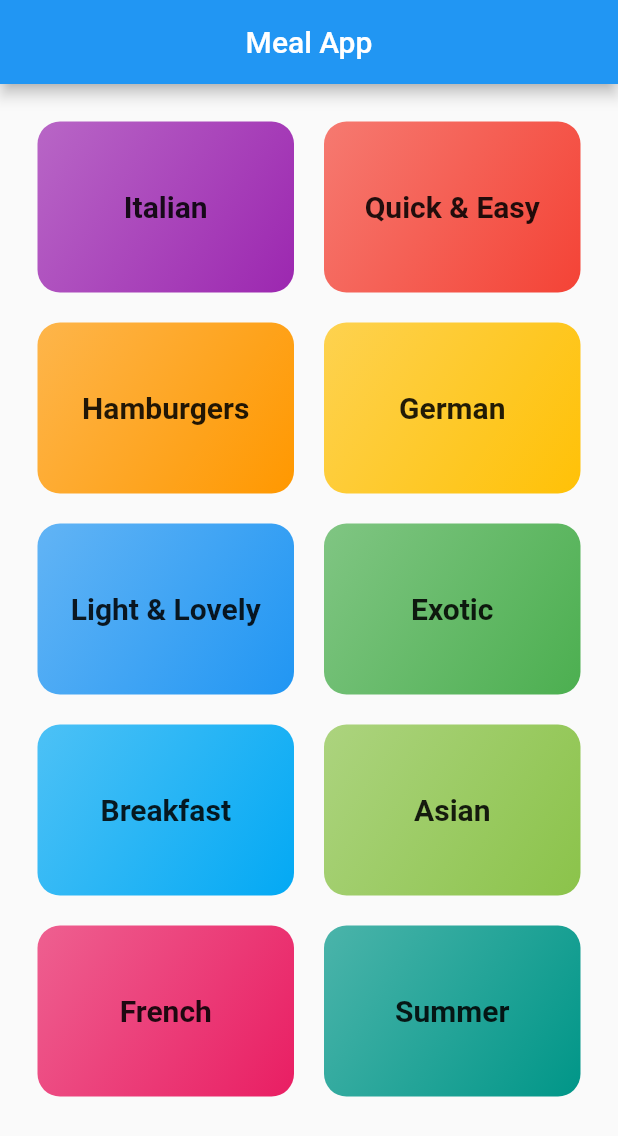
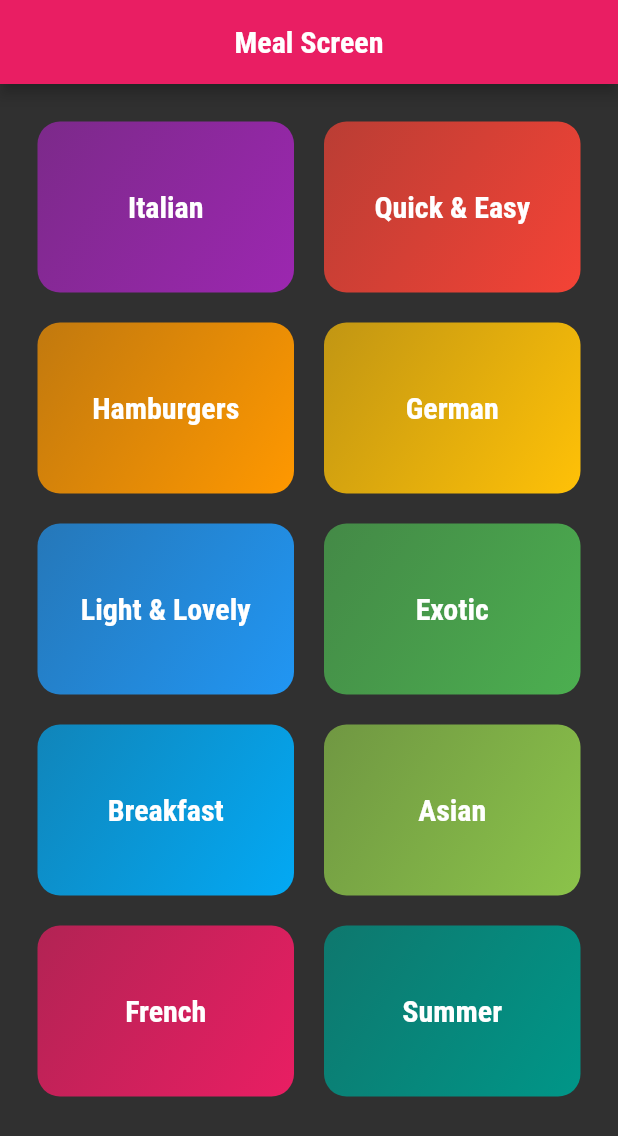
Before and after one commit to abdullah0707/meal-app, a Flutter app: the screen it shows after launch, on a phone screen of 412 x 824 dp. Shown: the top 1136 px of the screen. Run offline on Flutter 3.47's test engine with Material 2 defaults, Android fonts, the phone set to English and light mode, and no system bars.

Commit message:
-M 'Theme setup'

```diff
--- a/lib/main.dart
+++ b/lib/main.dart
@@ -6,10 +6,34 @@ void main() => runApp(const MyApp());
 class MyApp extends StatelessWidget {
   const MyApp({super.key});
 
+  static TextTheme textStyleTheme = ThemeData.light().textTheme.copyWith(
+        bodyLarge: const TextStyle(color: Color.fromRGBO(20, 50, 50, 1)),
+        bodyMedium: const TextStyle(color: Color.fromRGBO(20, 50, 50, 1)),
+        titleLarge: const TextStyle(
+          fontSize: 20,
+          fontFamily: 'RobotoCondensed',
+          fontWeight: FontWeight.bold,
+        ),
+      );
+
   @override
-  Widget build(BuildContext context) => const MaterialApp(
+  Widget build(BuildContext context) => MaterialApp(
         debugShowCheckedModeBanner: false,
-        home: MyHomePage(),
+        title: 'Flutter App',
+        theme: ThemeData(
+          fontFamily: 'RobotoCondensed',
+          colorScheme: const ColorScheme.light(
+              primary: Colors.pink, secondary: Colors.amber),
+          canvasColor: const Color.fromRGBO(255, 254, 229, 1),
+          textTheme: textStyleTheme,
+        ),
+        darkTheme: ThemeData.dark().copyWith(
+          textTheme: textStyleTheme,
+          colorScheme: const ColorScheme.light(
+              primary: Colors.pink, secondary: Colors.amber),
+        ),
+        themeMode: ThemeMode.dark,
+        home: const CategoriesScreen(),
       );
 }
 
--- a/lib/screens/categories_screen.dart
+++ b/lib/screens/categories_screen.dart
@@ -6,7 +6,12 @@ class CategoriesScreen extends StatelessWidget {
   const CategoriesScreen({super.key});
 
   @override
-  Widget build(BuildContext context) => GridView(
+  Widget build(BuildContext context) => Scaffold(
+        appBar: AppBar(
+          title: const Text('Meal Screen'),
+          centerTitle: true,
+        ),
+        body: GridView(
           padding: const EdgeInsets.all(25),
           gridDelegate: const SliverGridDelegateWithMaxCrossAxisExtent(
             maxCrossAxisExtent: 200,
@@ -21,5 +26,6 @@ class CategoriesScreen extends StatelessWidget {
                     catData.color,
                   ))
               .toList(),
+        ),
       );
 }
--- a/lib/widgets/category_item.dart
+++ b/lib/widgets/category_item.dart
@@ -1,4 +1,3 @@
-// ignore_for_file: public_member_api_docs, sort_constructors_first
 import 'package:flutter/material.dart';
 
 class CategoryItem extends StatelessWidget {
@@ -7,6 +6,7 @@ class CategoryItem extends StatelessWidget {
   final String id;
   final String title;
   final Color color;
+
 
   @override
   Widget build(BuildContext context) => InkWell(
@@ -24,10 +24,8 @@ class CategoryItem extends StatelessWidget {
           ),
           child: Text(
             title,
-            style: const TextStyle(
-              fontWeight: FontWeight.bold,
-              fontSize: 20,
-            ),
+            // style: textStyleTheme,
+            style: Theme.of(context).textTheme.titleLarge,
           ),
         ),
       );
```
Also changed, not shown: pubspec.yaml (+4 -4 lines). Lines whose indentation alone changed are shown as unchanged.
